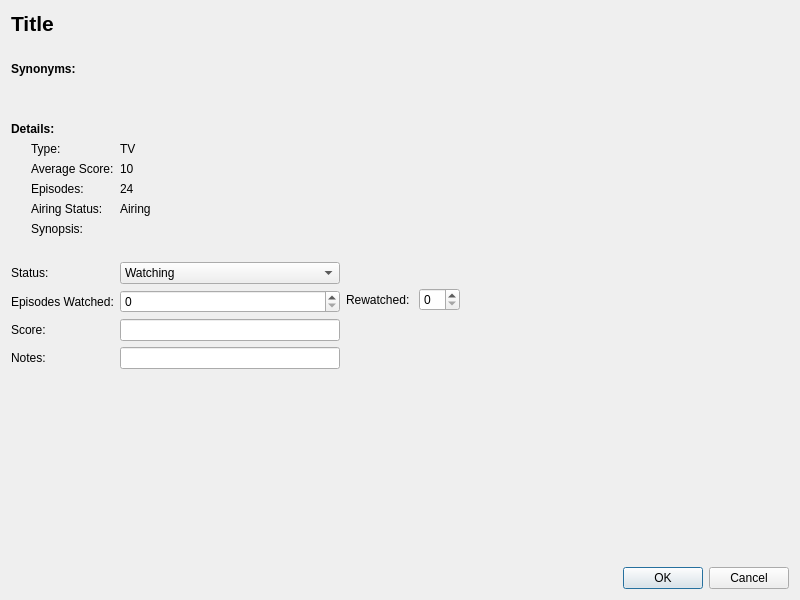
This is animepanel.ui in killmaster/Shinjiru as Qt 5 draws it before an edit. The edited form follows.
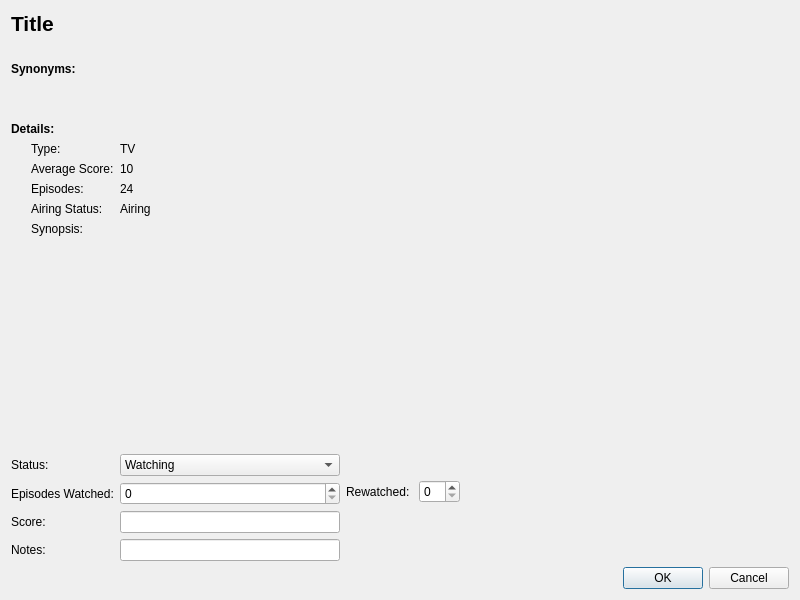
This is the edited form.

Commit message: Move editing panel to bottom

What changed in the file:
```diff
--- a/animepanel.ui
+++ b/animepanel.ui
@@ -188,7 +188,7 @@
         <enum>Qt::Vertical</enum>
        </property>
        <property name="sizeType">
-        <enum>QSizePolicy::Minimum</enum>
+        <enum>QSizePolicy::Expanding</enum>
        </property>
        <property name="sizeHint" stdset="0">
         <size>
@@ -325,19 +325,6 @@
        </item>
       </layout>
      </item>
-     <item>
-      <spacer name="verticalSpacer">
-       <property name="orientation">
-        <enum>Qt::Vertical</enum>
-       </property>
-       <property name="sizeHint" stdset="0">
-        <size>
-         <width>20</width>
-         <height>40</height>
-        </size>
-       </property>
-      </spacer>
-     </item>
     </layout>
    </item>
    <item>
```
The commit also changes 1 other file.
